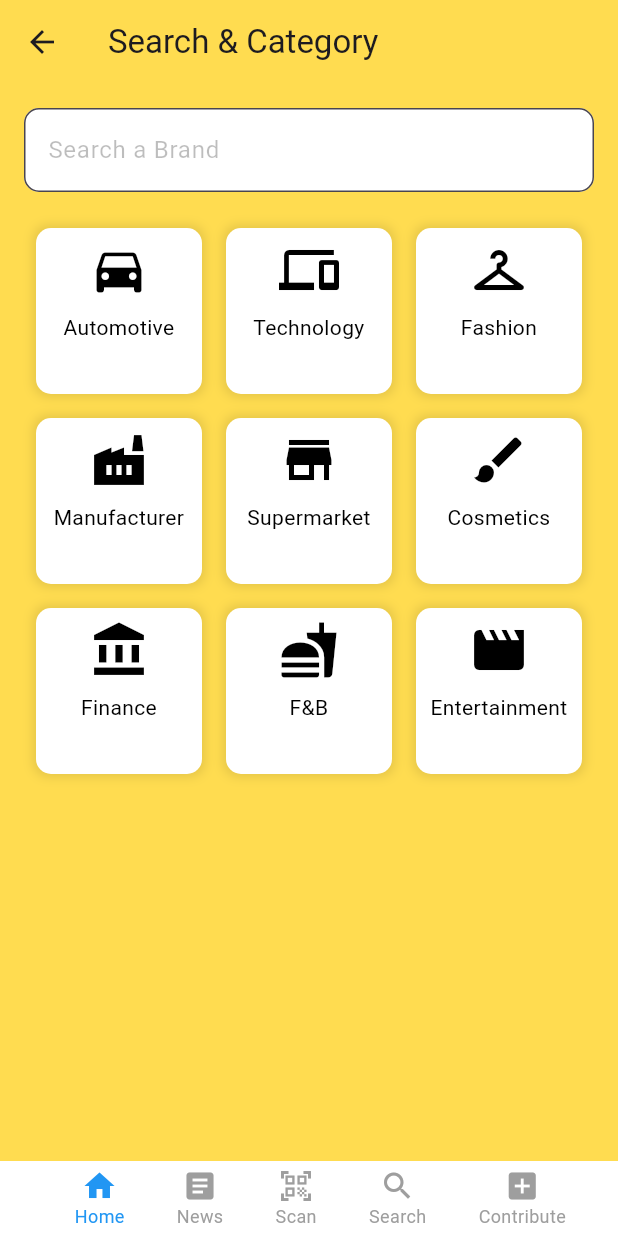
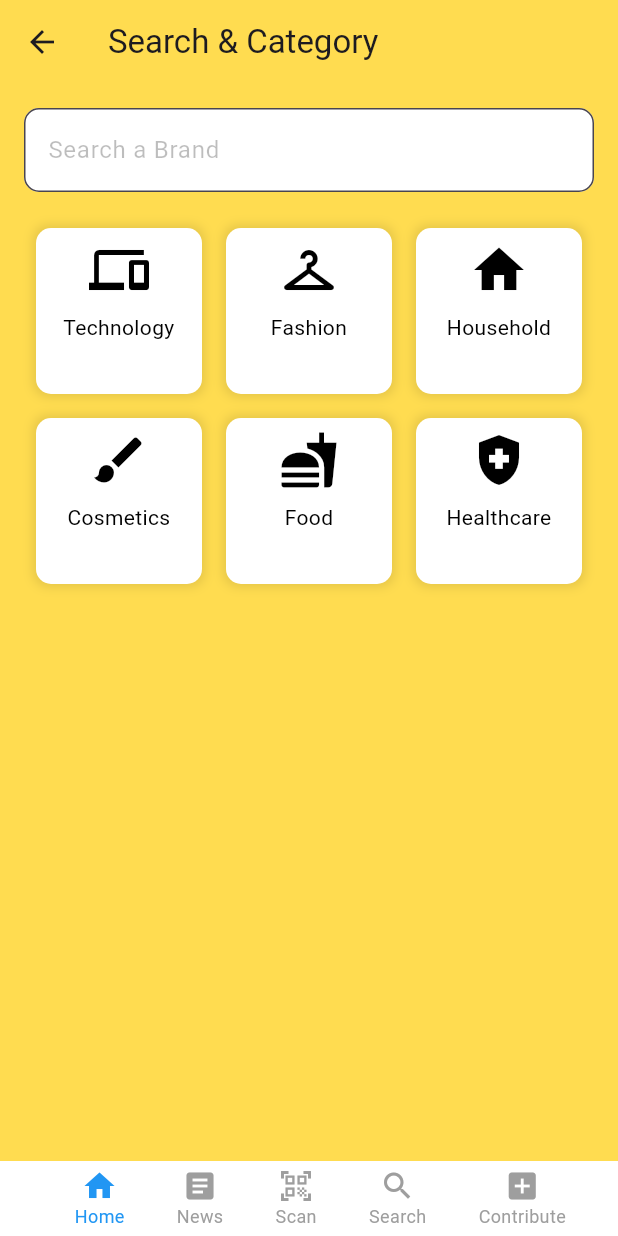
Before and after one commit to FarisArch/kyb, a Flutter app: the SearchPage screen opened by its route, on a phone screen of 412 x 824 dp. Run offline on Flutter 3.47's test engine with Material 3 defaults, Android fonts, the phone set to English and light mode, and no system bars; our stand-ins replace cloud_firestore, firebase_auth, firebase_core, fluttertoast; missing offline and left inert: barcode_scan2; accounts and stored records are empty; network calls fail.

Commit message:
alter list of categories

```diff
--- a/lib/pages/admin_new_brand.dart
+++ b/lib/pages/admin_new_brand.dart
@@ -16,15 +16,12 @@ class _AdminContributePageState extends State<AdminContributePage> {
   String? _selectedBrandType;
 
   final List<String> _categories = [
-    'Automotive',
+    'Technology',
     'Fashion',
-    'Technology',
-    'Manufacturer',
-    'Supermarket',
+    'Household',
     'Cosmetics',
-    'Finance',
-    'F&B',
-    'Entertainment',
+    'Food',
+    'Healthcare',
   ];
 
   final List<String> _brandTypes = [
--- a/lib/pages/contribute.dart
+++ b/lib/pages/contribute.dart
@@ -25,15 +25,12 @@ class _ContributePageState extends State<ContributePage> {
   String? _selectedBrandType;
 
   final List<String> _categories = [
-    'Automotive',
+    'Technology',
     'Fashion',
-    'Technology',
-    'Manufacturer',
-    'Supermarket',
+    'Household',
     'Cosmetics',
-    'Finance',
-    'F&B',
-    'Entertainment',
+    'Food',
+    'Healthcare',
   ];
 
   final List<String> _brandTypes = [
--- a/lib/pages/home.dart
+++ b/lib/pages/home.dart
@@ -11,15 +11,12 @@ class Home extends StatefulWidget {
 
 class _HomeState extends State<Home> {
   final List<String> _categories = [
-    'Automotive',
+    'Technology',
     'Fashion',
-    'Technology',
-    'Manufacturer',
-    'Supermarket',
+    'Household',
     'Cosmetics',
-    'Finance',
-    'F&B',
-    'Entertainment',
+    'Food',
+    'Healthcare',
   ];
 
   late final List<String> _selectedCategories = _getCategoriesForToday();
--- a/lib/pages/report_wrongcategory.dart
+++ b/lib/pages/report_wrongcategory.dart
@@ -16,15 +16,12 @@ class _ReportWrongCategoryState extends State<ReportWrongCategory> {
 
   // Define the list of categories
   final List<String> categories = [
-    'Automotive',
     'Technology',
     'Fashion',
-    'Manufacturer',
-    'Supermarket',
+    'Household',
     'Cosmetics',
-    'Finance',
-    'Food & Beverages',
-    'Entertainment',
+    'Food',
+    'Healthcare',
   ];
 
   // Submit the form and save data to Firebase
--- a/lib/pages/search.dart
+++ b/lib/pages/search.dart
@@ -216,15 +216,12 @@ class _SearchPageState extends State<SearchPage> {
                   shrinkWrap: true,
                   physics: const NeverScrollableScrollPhysics(),
                   children: [
-                    _buildCategoryTile(context, "Automotive", Icons.directions_car),
                     _buildCategoryTile(context, "Technology", Icons.devices),
                     _buildCategoryTile(context, "Fashion", Icons.checkroom),
-                    _buildCategoryTile(context, "Manufacturer", Icons.factory),
-                    _buildCategoryTile(context, "Supermarket", Icons.store),
+                    _buildCategoryTile(context, "Household", Icons.home),
                     _buildCategoryTile(context, "Cosmetics", Icons.brush),
-                    _buildCategoryTile(context, "Finance", Icons.account_balance),
-                    _buildCategoryTile(context, "F&B", Icons.fastfood),
-                    _buildCategoryTile(context, "Entertainment", Icons.movie),
+                    _buildCategoryTile(context, "Food", Icons.fastfood),
+                    _buildCategoryTile(context, "Healthcare", Icons.health_and_safety_sharp),
                   ],
                 )
               else ...[
```
